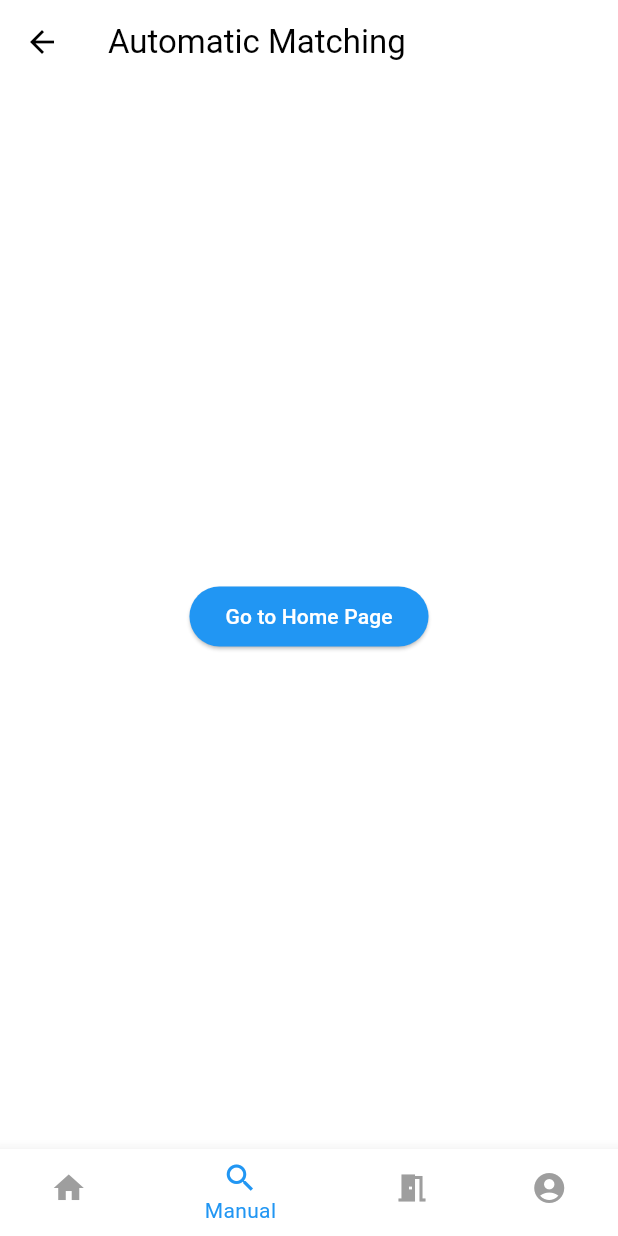
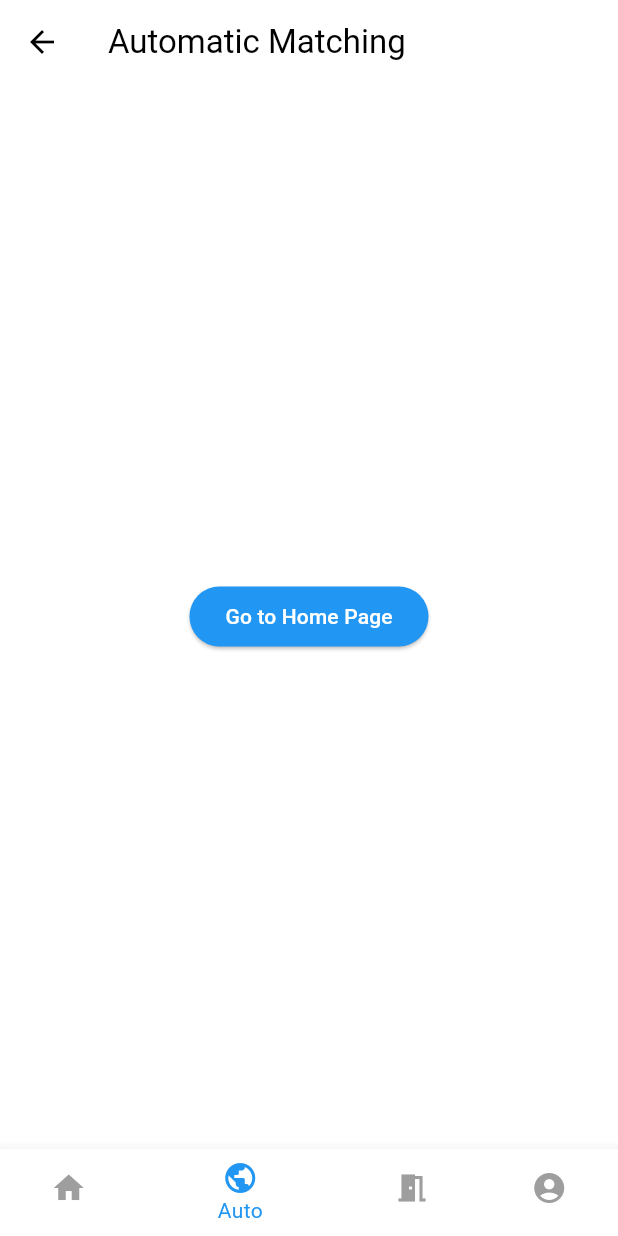
Before and after one commit to k0n-k40-k40/l0bby-frontend, a Flutter app: the AutoMatchScreen screen opened by its route, on a phone screen of 412 x 824 dp. Run offline on Flutter 3.47's test engine with Material 3 defaults, Android fonts, the phone set to English and light mode, and no system bars.

Commit message:
Change automatic icon from icons.search to icon.public
Rename icons in 2 nav-bar and base-layout

```diff
--- a/lib/src/components/navigation_bar.dart
+++ b/lib/src/components/navigation_bar.dart
@@ -41,9 +41,9 @@ class CustomNavigationBar extends StatelessWidget {
       onTap: (index) => _navigateTo(index, context),
       items: const [
         BottomNavigationBarItem(icon: Icon(Icons.home), label: 'Home'),
-        BottomNavigationBarItem(icon: Icon(Icons.search), label: 'Manual'),
+        BottomNavigationBarItem(icon: Icon(Icons.public), label: 'Auto'),
         BottomNavigationBarItem(
-            icon: Icon(Icons.meeting_room), label: 'Automatic'),
+            icon: Icon(Icons.meeting_room), label: 'Manual'),
         BottomNavigationBarItem(
             icon: Icon(Icons.account_circle), label: 'Profile'),
       ],
--- a/lib/src/layouts/base_layout.dart
+++ b/lib/src/layouts/base_layout.dart
@@ -42,10 +42,9 @@ class _BaseLayoutState extends State<BaseLayout> {
         bottomNavigationBar: BottomNavigationBar(
           items: const <BottomNavigationBarItem>[
             BottomNavigationBarItem(icon: Icon(Icons.home), label: 'Home'),
+            BottomNavigationBarItem(icon: Icon(Icons.public), label: 'Auto'),
             BottomNavigationBarItem(
-                icon: Icon(Icons.search), label: 'Auto Match'),
-            BottomNavigationBarItem(
-                icon: Icon(Icons.group_work), label: 'Manual Match'),
+                icon: Icon(Icons.group_work), label: 'Manual'),
             BottomNavigationBarItem(
                 icon: Icon(Icons.account_circle), label: 'Profile'),
           ],
```
